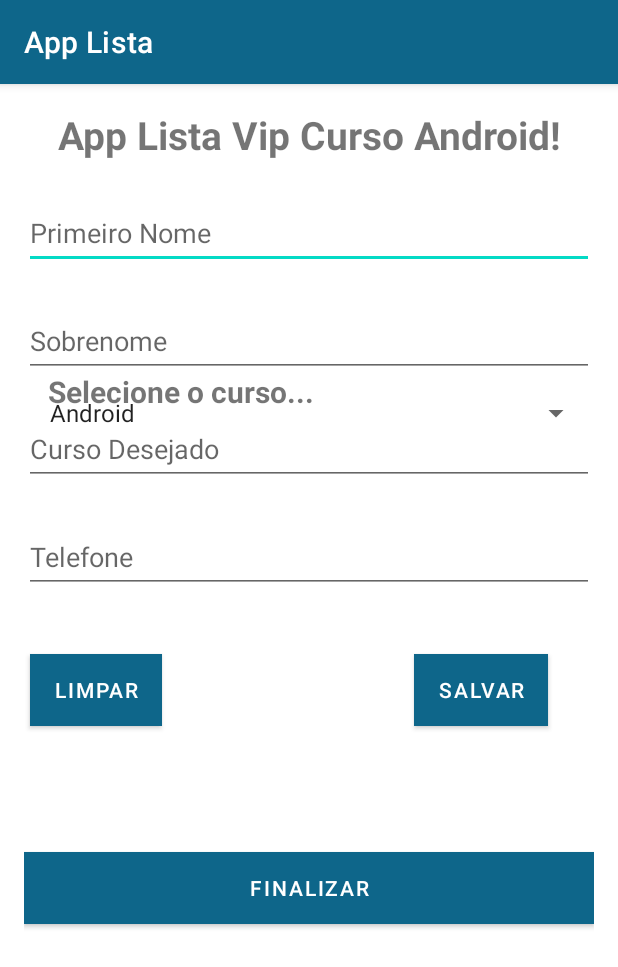
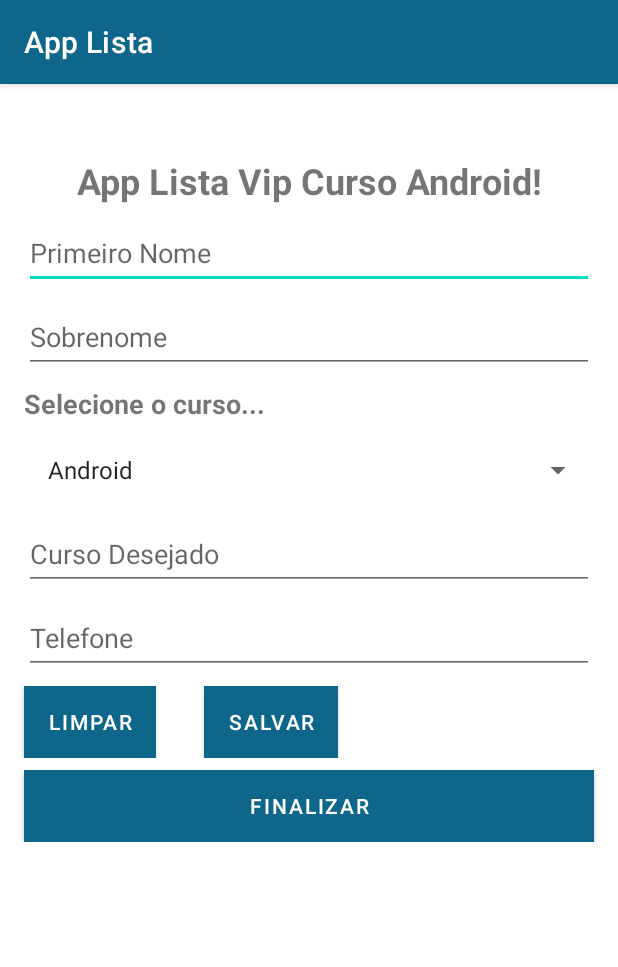
Before and after one commit to anamux/AppAppListaCursoUdemy, an Android app: the screen it shows after launch (MainActivity), on a phone screen of 412 x 824 dp. Shown: the top 967 px of the screen. Run offline under Robolectric (Android 15) with nearby library versions, the phone set to English and light mode, and no system bars.

Commit message:
Refatorado layout para LinearLayout

```diff
--- a/app/src/main/java/com/anamuxfeldt/applista/view/MainActivity.java
+++ b/app/src/main/java/com/anamuxfeldt/applista/view/MainActivity.java
@@ -33,14 +33,10 @@ public class MainActivity extends AppCompatActivity {
     @Override
     protected void onCreate(Bundle savedInstanceState) {
         super.onCreate(savedInstanceState);
-        setContentView(R.layout.activity_main);
+        setContentView(R.layout.activity_spinner);
 
         controller = new PessoaController(MainActivity.this);
         controller.toString();
-
-        cursoController = new CursoController();
-        cursoController.getlistaDeCursos();
-        nomesDosCursos = cursoController.dadosParaSpinner();
 
         pessoa = new Pessoa();
         controller.buscar(pessoa);
@@ -49,13 +45,16 @@ public class MainActivity extends AppCompatActivity {
         txtSobrenome = findViewById(R.id.txtSobrenome);
         txtCurso = findViewById(R.id.txtCurso);
         txtTelefone = findViewById(R.id.txtTelefone);
-        spinner = findViewById(R.id.spinner2);
+
 
         btnLimpar = findViewById(R.id.btnLimpar);
         btnSalvar = findViewById(R.id.btnSalvar);
         btnFinalizar = findViewById(R.id.btnFinalizar);
 
 //Adaper , Layout, injetar o adapter ao spinner para gerar a lista
+        cursoController = new CursoController();
+        nomesDosCursos = cursoController.dadosParaSpinner();
+        spinner = findViewById(R.id.spinner2);
 
         ArrayAdapter<String> adapter = new ArrayAdapter<>(
                 this, android.R.layout.simple_list_item_1, cursoController.dadosParaSpinner());
--- /dev/null
+++ b/app/src/main/res/layout/activity_spinner.xml
@@ -0,0 +1,142 @@
+<?xml version="1.0" encoding="utf-8"?>
+<androidx.appcompat.widget.LinearLayoutCompat xmlns:android="http://schemas.android.com/apk/res/android"
+    xmlns:app="http://schemas.android.com/apk/res-auto"
+    xmlns:tools="http://schemas.android.com/tools"
+    android:layout_width="match_parent"
+    android:layout_height="match_parent"
+    tools:context=".view.MainActivity"
+    android:orientation="vertical">
+
+
+    <ScrollView
+        android:layout_width="match_parent"
+        android:layout_height="wrap_content">
+        <androidx.appcompat.widget.LinearLayoutCompat
+            android:layout_width="match_parent"
+            android:layout_height="match_parent"
+            android:orientation="vertical">
+
+    <TextView
+        android:id="@+id/textView"
+        android:layout_width="match_parent"
+        android:layout_height="wrap_content"
+        android:gravity="center_horizontal"
+        android:text="App Lista Vip Curso Android!"
+        android:textSize="24sp"
+        android:textStyle="bold"
+        android:layout_marginTop="48dp"
+        android:layout_marginStart="16dp"
+        android:layout_marginEnd="16dp"
+        />
+
+    <EditText
+        android:id="@+id/txtNome"
+        android:layout_width="match_parent"
+        android:layout_height="48dp"
+        android:layout_marginStart="16dp"
+        android:layout_marginEnd="16dp"
+        android:layout_marginTop="8dp"
+        android:ems="10"
+        android:hint="@string/primeiro_nome"
+        android:inputType="textPersonName"
+         />
+
+    <EditText
+        android:id="@+id/txtSobrenome"
+        android:layout_width="match_parent"
+        android:layout_height="48dp"
+        android:layout_marginStart="16dp"
+        android:layout_marginEnd="16dp"
+        android:layout_marginTop="8dp"
+        android:ems="10"
+        android:hint="@string/sobrenome"
+        android:inputType="textPersonName"
+         />
+
+
+    <TextView
+        android:id="@+id/textView2"
+        android:layout_width="match_parent"
+        android:layout_height="wrap_content"
+        android:text="@string/selecione_o_curso"
+        android:textSize="18sp"
+        android:textStyle="bold"
+        android:layout_marginTop="8dp"
+        android:layout_marginStart="16dp"
+        android:layout_marginEnd="16dp"
+        />
+
+    <Spinner
+        android:id="@+id/spinner2"
+        android:layout_width="match_parent"
+        android:layout_height="wrap_content"
+        android:layout_marginStart="16dp"
+        android:layout_marginEnd="16dp"
+        android:layout_marginTop="8dp"
+        />
+
+    <EditText
+        android:id="@+id/txtCurso"
+        android:layout_width="match_parent"
+        android:layout_height="48dp"
+        android:layout_marginStart="16dp"
+        android:layout_marginEnd="16dp"
+        android:layout_marginTop="8dp"
+        android:ems="10"
+        android:hint="@string/curso_desejado"
+        android:inputType="textPersonName"
+         />
+
+    <EditText
+        android:id="@+id/txtTelefone"
+        android:layout_width="match_parent"
+        android:layout_height="48dp"
+        android:layout_marginStart="16dp"
+        android:layout_marginEnd="16dp"
+        android:layout_marginTop="8dp"
+        android:ems="10"
+        android:hint="@string/telefone"
+        android:inputType="textPersonName"
+         />
+<androidx.appcompat.widget.LinearLayoutCompat
+    android:layout_width="match_parent"
+    android:layout_height="match_parent"
+    android:orientation="horizontal">
+    <Button
+        android:id="@+id/btnLimpar"
+        android:layout_width="wrap_content"
+        android:layout_height="wrap_content"
+        android:layout_marginStart="16dp"
+        android:layout_marginEnd="16dp"
+        android:layout_marginTop="8dp"
+        android:background="@color/corBotoes"
+        android:text="@string/limpar"
+         />
+
+    <Button
+        android:id="@+id/btnSalvar"
+        android:layout_width="wrap_content"
+        android:layout_height="wrap_content"
+        android:layout_marginStart="16dp"
+        android:layout_marginEnd="16dp"
+        android:layout_marginTop="8dp"
+        android:background="@color/corBotoes"
+        android:text="@string/salvar"
+         />
+</androidx.appcompat.widget.LinearLayoutCompat>
+    <Button
+        android:id="@+id/btnFinalizar"
+        android:layout_width="match_parent"
+        android:layout_height="wrap_content"
+        android:layout_marginStart="16dp"
+        android:layout_marginEnd="16dp"
+        android:layout_marginTop="8dp"
+        android:background="@color/corBotoes"
+        android:text="@string/finalizar"
+         />
+
+        </androidx.appcompat.widget.LinearLayoutCompat>
+
+    </ScrollView>
+
+</androidx.appcompat.widget.LinearLayoutCompat>
--- a/app/src/main/res/values/strings.xml
+++ b/app/src/main/res/values/strings.xml
@@ -11,6 +11,7 @@
     <string name="curso_desejado">Curso Desejado</string>
     <string name="sobrenome">Sobrenome</string>
     <string name="primeiro_nome">Primeiro Nome</string>
+    <string name="selecione_o_curso">Selecione o curso...</string>
 
 
 </resources>
```
